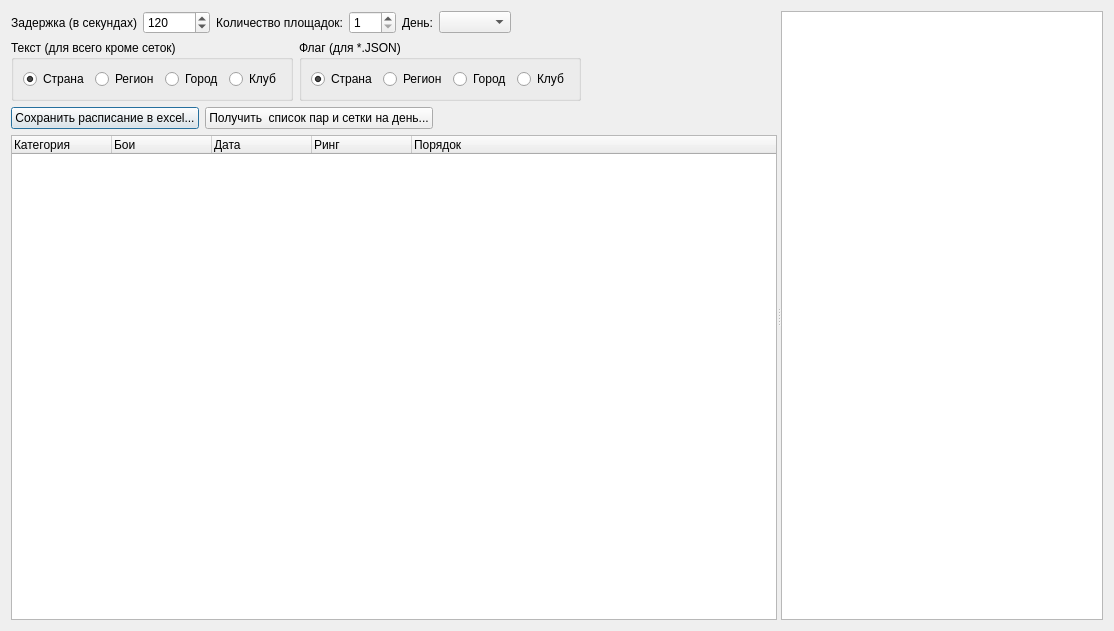
Old version of the form TournamentManager/dialogschedule2.ui in the repository BarsukAlexey/xelarogi.
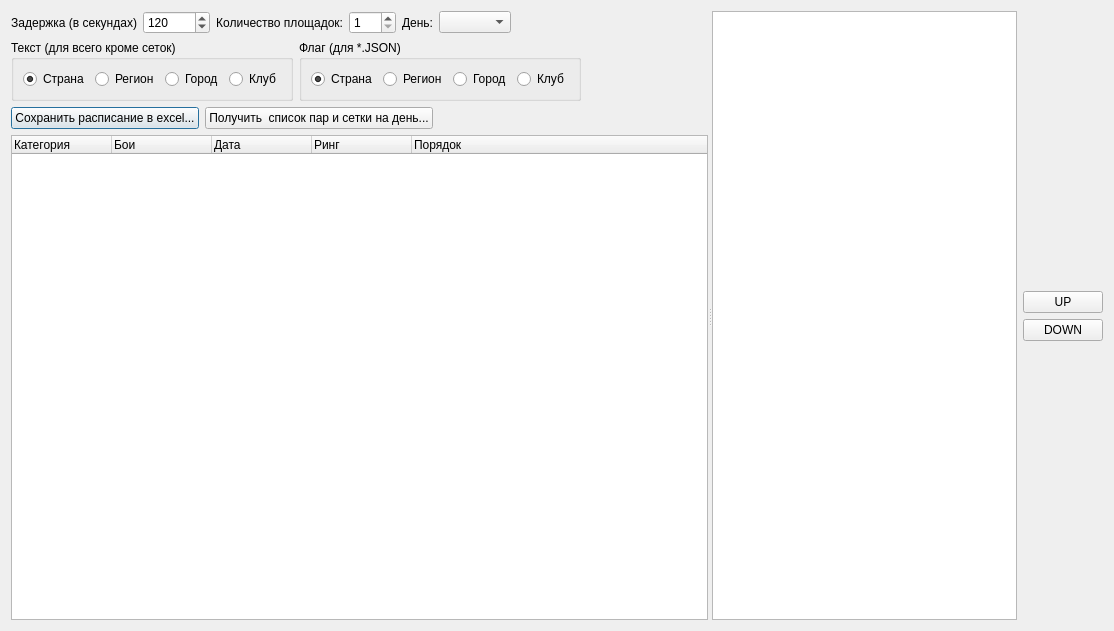
New version of the form. Custom widgets are drawn as their Qt base class.

Diff of the .ui file:
```diff
--- a/TournamentManager/dialogschedule2.ui
+++ b/TournamentManager/dialogschedule2.ui
@@ -16,12 +16,6 @@
   <layout class="QGridLayout" name="gridLayout_2">
    <item row="0" column="0">
     <widget class="QSplitter" name="splitter">
-     <property name="sizePolicy">
-      <sizepolicy hsizetype="Expanding" vsizetype="Preferred">
-       <horstretch>0</horstretch>
-       <verstretch>0</verstretch>
-      </sizepolicy>
-     </property>
      <property name="orientation">
       <enum>Qt::Horizontal</enum>
      </property>
@@ -286,6 +280,9 @@
        </item>
       </layout>
      </widget>
+     <widget class="QWidget" name="">
+      <layout class="QHBoxLayout" name="horizontalLayout_9">
+       <item>
      <widget class="Dialogschedule2TableWidget" name="tableWidget">
       <property name="focusPolicy">
        <enum>Qt::NoFocus</enum>
@@ -294,8 +291,55 @@
        <set>QAbstractItemView::NoEditTriggers</set>
       </property>
       <property name="selectionMode">
-       <enum>QAbstractItemView::NoSelection</enum>
-      </property>
+          <enum>QAbstractItemView::SingleSelection</enum>
+         </property>
+        </widget>
+       </item>
+       <item>
+        <layout class="QVBoxLayout" name="verticalLayout_2">
+         <item>
+          <spacer name="verticalSpacer">
+           <property name="orientation">
+            <enum>Qt::Vertical</enum>
+           </property>
+           <property name="sizeHint" stdset="0">
+            <size>
+             <width>20</width>
+             <height>40</height>
+            </size>
+           </property>
+          </spacer>
+         </item>
+         <item>
+          <widget class="QPushButton" name="pushButtonUP">
+           <property name="text">
+            <string>UP</string>
+           </property>
+          </widget>
+         </item>
+         <item>
+          <widget class="QPushButton" name="pushButtonDOWN">
+           <property name="text">
+            <string>DOWN</string>
+           </property>
+          </widget>
+         </item>
+         <item>
+          <spacer name="verticalSpacer_2">
+           <property name="orientation">
+            <enum>Qt::Vertical</enum>
+           </property>
+           <property name="sizeHint" stdset="0">
+            <size>
+             <width>20</width>
+             <height>40</height>
+            </size>
+           </property>
+          </spacer>
+         </item>
+        </layout>
+       </item>
+      </layout>
      </widget>
     </widget>
    </item>
```
Left out of the diff: 5 changed lines with no effect on the pictures. Lines whose indentation alone changed are shown as unchanged.
